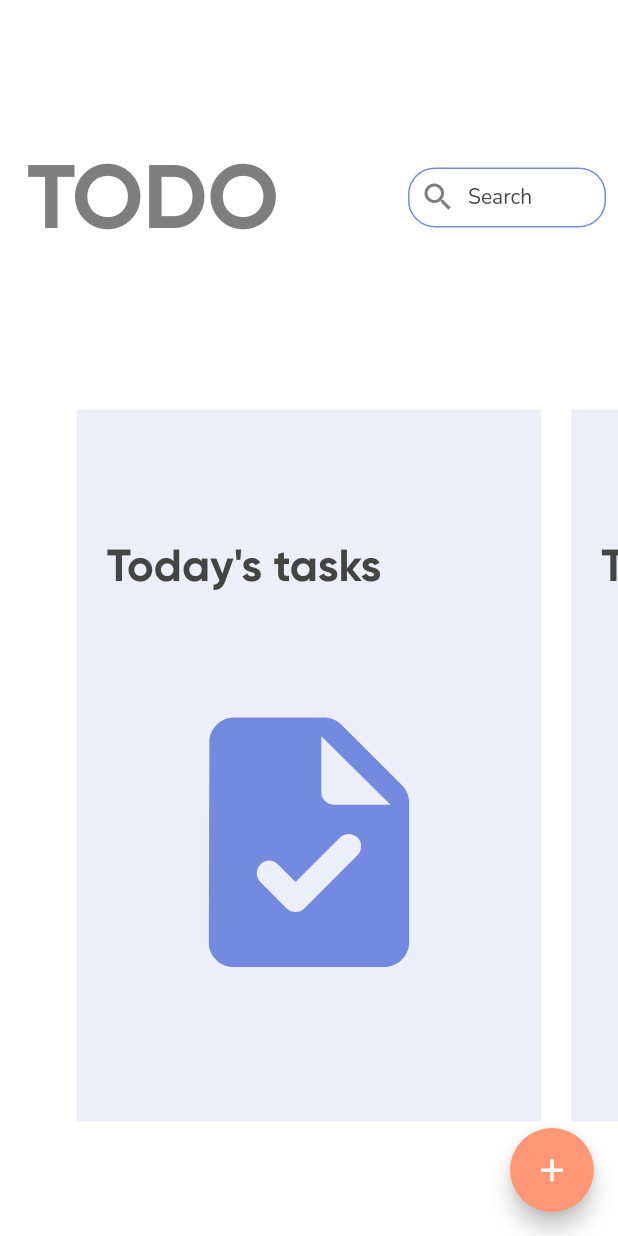
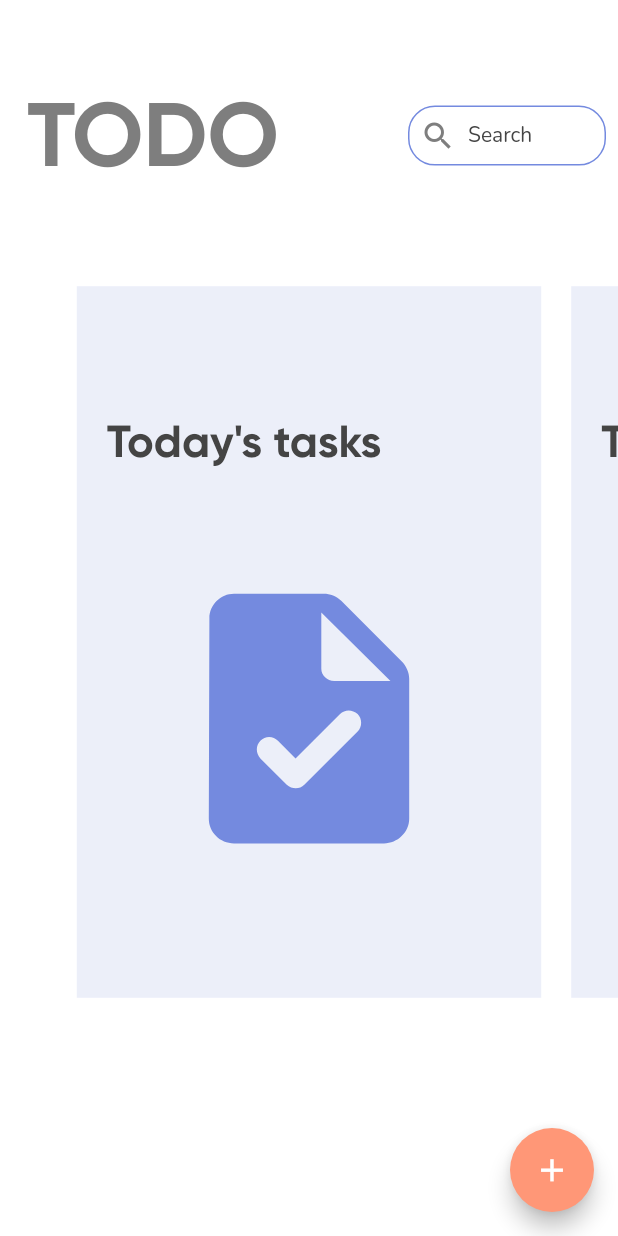
Before and after one commit to mshivkumar/flutterAssignmentTodo, a Flutter app: the screen it shows after launch, on a phone screen of 412 x 824 dp. Run offline on Flutter 3.47's test engine with Material 2 defaults, Android fonts, the phone set to English and light mode, and no system bars; our stand-ins replace device_preview, sqflite; accounts and stored records are empty.

Commit message:
added device preview

```diff
--- a/lib/main.dart
+++ b/lib/main.dart
@@ -1,3 +1,5 @@
+import 'package:device_preview/device_preview.dart';
+import 'package:flutter/foundation.dart';
 import 'package:flutter/material.dart';
 import 'package:flutter_assignment_todo/screens/add_task_screen.dart';
 import 'package:flutter_assignment_todo/screens/task_list_screen.dart';
@@ -9,7 +11,12 @@ import 'screens/home_page.dart';
 import 'screens/search_screen.dart';
 
 void main() {
-  runApp(const MyApp());
+  runApp(
+    DevicePreview(
+        enabled: !kReleaseMode,
+        builder: (context) => MyApp(),
+    ),
+  );
 }
 
 class MyApp extends StatelessWidget {
--- a/lib/screens/home_page.dart
+++ b/lib/screens/home_page.dart
@@ -18,7 +18,9 @@ class _HomePageState extends State<HomePage> {
     return SafeArea(
       child: Scaffold(
         backgroundColor: APPColors.kcWhite,
-        body: Column(
+        body: Container(
+          height: MediaQuery.of(context).size.height * 1.0,
+          child: Column(
             mainAxisSize: MainAxisSize.max,
             children: [
               Padding(
@@ -31,7 +33,7 @@ class _HomePageState extends State<HomePage> {
                       flex: 2,
                       child: Container(
                         padding: const EdgeInsets.all(10.0),
-                      height: MediaQuery.of(context).size.height * 0.3,
+                        height: MediaQuery.of(context).size.height * 0.2,
                         child: Align(
                           alignment: Alignment.centerLeft,
                           child: Text(
@@ -81,6 +83,7 @@ class _HomePageState extends State<HomePage> {
               ),
             ],
           ),
+        ),
         floatingActionButton: FloatingActionButton(
           onPressed: () {
             Navigator.of(context).pushNamed(AddTaskScreen.routeName);
--- a/lib/utils/colors.dart
+++ b/lib/utils/colors.dart
@@ -12,21 +12,6 @@ class APPColors {
   static const Color kcGrey = Color(0xffE5E5E5);
   static const Color kcDarkGrey = Color(0xff7E7E7E);
   static const Color kcTransparent = Colors.transparent;
-  static const LinearGradient kcOrangeGradient = LinearGradient(colors: [
-    Color(0xffF7707D),
-    Color(0xffF29173),
-  ]);
-  static const LinearGradient kcSplashGradient = LinearGradient(
-      begin: Alignment.topCenter,
-      end: Alignment.bottomCenter,
-      colors: [
-        Color(0xffFFB68D),
-        Color(0xffF29173),
-        Color(0xffF7707D),
-      ]);
   static const Color kcGraphPrimary = Color(0xffFF6D6D); //Color(0xff748ADF);
   static const Color kcGraphSecondary = Color(0xff748ADF); //Color(0xff38D68B);
-  static const Color kcGraphTertiary = Color(0xff38D68B);
-  static const Color kcDeepBlack = Color(0xff000000);
-  static const Color checkInColor = Color(0xffFF4141);
 }
--- a/pubspec.yaml
+++ b/pubspec.yaml
@@ -38,6 +38,7 @@ dependencies:
   sqflite:
   provider:
   path_provider:
+  device_preview:
 
 dev_dependencies:
   flutter_test:
```
Also changed, not shown: pubspec.lock. Lines whose indentation alone changed are shown as unchanged.
